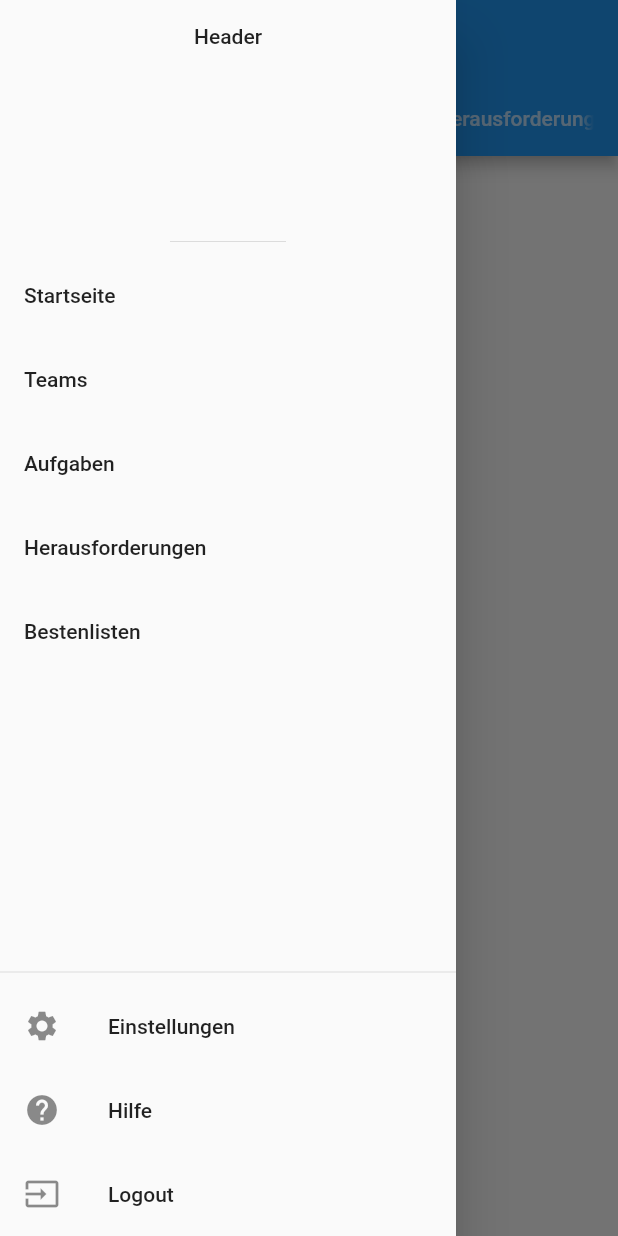
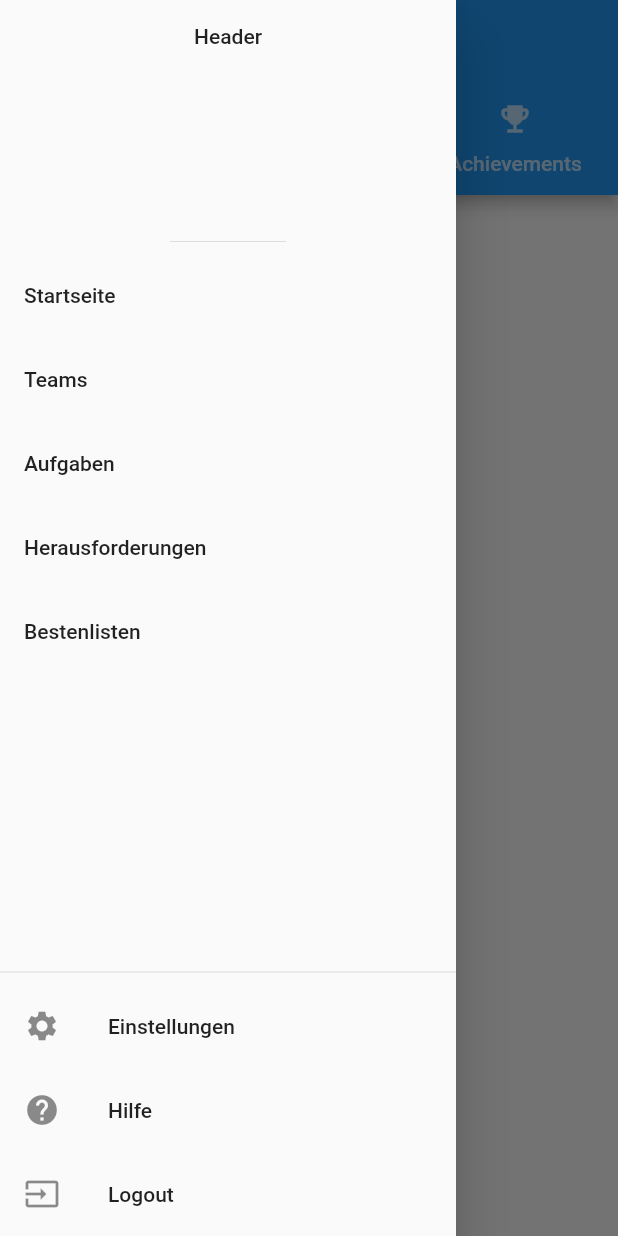
Before and after one commit to Enyaa/MasterProjekt, a Flutter app: the Leaderboards screen opened by its route, with the side drawer open, on a phone screen of 412 x 824 dp. Run offline on Flutter 3.47's test engine with Material 2 defaults, Android fonts, the phone set to English and light mode, and no system bars; our stand-ins replace cloud_firestore, firebase_auth, firebase_core, firebase_storage, image_picker; missing offline and left inert: dart:ffi; accounts and stored records are empty.

Commit message:
+ added lists to tabs without sorting

```diff
--- a/lib/Screens/leaderboards.dart
+++ b/lib/Screens/leaderboards.dart
@@ -1,3 +1,4 @@
+import 'package:cloud_firestore/cloud_firestore.dart';
 import 'package:flutter/cupertino.dart';
 import 'package:flutter/material.dart';
 import 'package:master_projekt/drawer.dart';
@@ -6,7 +7,9 @@ class Leaderboards extends StatelessWidget {
   const Leaderboards({Key? key}) : super(key: key);
 
   @override
-  Widget build (BuildContext context) {
+  Widget build(BuildContext context) {
+    var snapshots = FirebaseFirestore.instance.collection('user').snapshots();
+
     return WillPopScope(
         onWillPop: () async {
           bool willLeave = false;
@@ -29,22 +32,73 @@ class Leaderboards extends StatelessWidget {
                     ],
                   ));
           return willLeave;
-    },child: DefaultTabController(
+        },
+        child: DefaultTabController(
           length: 3,
           child: Scaffold(
-          appBar: AppBar(title: const Text('Bestenlisten'),
+            appBar: AppBar(
+                title: const Text('Bestenlisten'),
                 bottom: const TabBar(tabs: [
-                Tab(text: 'XP'),
-                Tab(text: 'Aufgaben'),
-                Tab(text: 'Herausforderungen')
+                  Tab(
+                      icon: Icon(Icons.star),
+                      child: Text('Punkte', textAlign: TextAlign.center)),
+                  Tab(
+                      icon: Icon(Icons.task),
+                      child: Text('Aufgaben', textAlign: TextAlign.center)),
+                  Tab(
+                      icon: Icon(Icons.emoji_events),
+                      child: Text('Achievements', textAlign: TextAlign.center))
                 ])),
             drawer: MyDrawer(),
-          body: const TabBarView(children: [
-            Text('XP'),
-            Text('Aufgaben'),
-            Text('Herausforderungen')
-          ])
+            body: StreamBuilder<QuerySnapshot>(
+              stream: snapshots,
+              builder: (BuildContext context,
+                  AsyncSnapshot<QuerySnapshot> snapshot) {
+                if (!snapshot.hasData) {
+                  return const TabBarView(children: [
+                    Text('Keine User'),
+                    Text('Keine User'),
+                    Text('Keine User')
+                  ]);
+                } else {
+                  return TabBarView(children: [
+                    ListView(children: getList('xp', snapshot, context)),
+                    ListView(children: getList('tasks', snapshot, context)),
+                    ListView(
+                        children: getList('achievements', snapshot, context)),
+                  ]);
+                }
+              },
+            ),
           ),
         ));
   }
+
+  getList(String mode, AsyncSnapshot<QuerySnapshot> snapshot, BuildContext context) {
+    if(mode == 'xp') {
+      return snapshot.data!.docs
+          .map((doc) => Card(
+          child: ListTile(
+              title: new Text(doc['name']),
+              subtitle: new Text('XP: ' + doc['xp'].toString()),
+              onTap: () {})))
+          .toList();
+    } else if(mode == 'tasks') {
+      return snapshot.data!.docs
+          .map((doc) => Card(
+          child: ListTile(
+              title: new Text(doc['name']),
+              subtitle: new Text('Abgeschlossene Aufgaben: ' + doc['finishedTaskCount'].toString()),
+              onTap: () {})))
+          .toList();
+    } else if(mode == 'achievements') {
+      return snapshot.data!.docs
+          .map((doc) => Card(
+          child: ListTile(
+              title: new Text(doc['name']),
+              subtitle: new Text('Abgeschlossene Achievements: ' + doc['finishedChallengesCount'].toString()),
+              onTap: () {})))
+          .toList();
     }
+  }
+}
```
Also changed, not shown: lib/Screens/tasks.dart (+16 -7 lines). Lines whose indentation alone changed are shown as unchanged.
